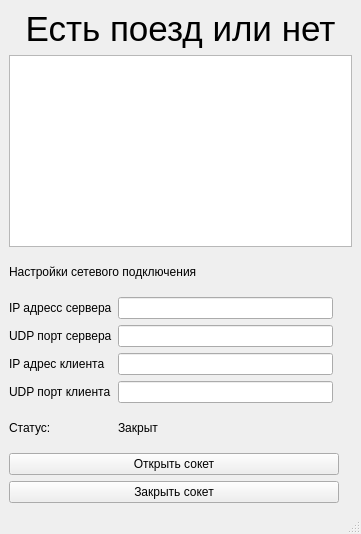
Old version of the form DKU-PromElectro-main/Qtchat/Qtchat/mainwindow.ui in the repository Splitcore1/PromElectroProj.
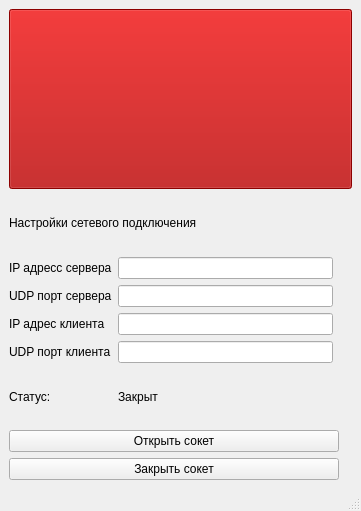
New version of the form.

```diff
--- a/DKU-PromElectro-main/Qtchat/Qtchat/mainwindow.ui
+++ b/DKU-PromElectro-main/Qtchat/Qtchat/mainwindow.ui
@@ -7,7 +7,7 @@
     <x>0</x>
     <y>0</y>
     <width>361</width>
-    <height>534</height>
+    <height>511</height>
    </rect>
   </property>
   <property name="windowTitle">
@@ -16,42 +16,21 @@
   <widget class="QWidget" name="centralwidget">
    <layout class="QVBoxLayout" name="verticalLayout_5">
     <item>
-     <widget class="QLabel" name="label_11">
-      <property name="sizePolicy">
-       <sizepolicy hsizetype="Preferred" vsizetype="Maximum">
-        <horstretch>0</horstretch>
-        <verstretch>0</verstretch>
-       </sizepolicy>
-      </property>
-      <property name="font">
-       <font>
-        <pointsize>26</pointsize>
-       </font>
-      </property>
-      <property name="layoutDirection">
-       <enum>Qt::LeftToRight</enum>
-      </property>
-      <property name="text">
-       <string>Есть поезд или нет</string>
-      </property>
-      <property name="scaledContents">
+     <widget class="QPushButton" name="pushButton">
+      <property name="enabled">
        <bool>false</bool>
       </property>
-      <property name="alignment">
-       <set>Qt::AlignCenter</set>
+      <property name="minimumSize">
+       <size>
+        <width>0</width>
+        <height>180</height>
+       </size>
       </property>
-     </widget>
-    </item>
-    <item>
-     <widget class="QPlainTextEdit" name="pTE_port1Recieved">
-      <property name="sizePolicy">
-       <sizepolicy hsizetype="Minimum" vsizetype="Fixed">
-        <horstretch>0</horstretch>
-        <verstretch>0</verstretch>
-       </sizepolicy>
+      <property name="styleSheet">
+       <string notr="true">background-color: rgb(170, 0, 0);</string>
       </property>
-      <property name="layoutDirection">
-       <enum>Qt::LeftToRight</enum>
+      <property name="text">
+       <string/>
       </property>
      </widget>
     </item>
```
Left out of the diff: 64 changed lines with no effect on the pictures.
